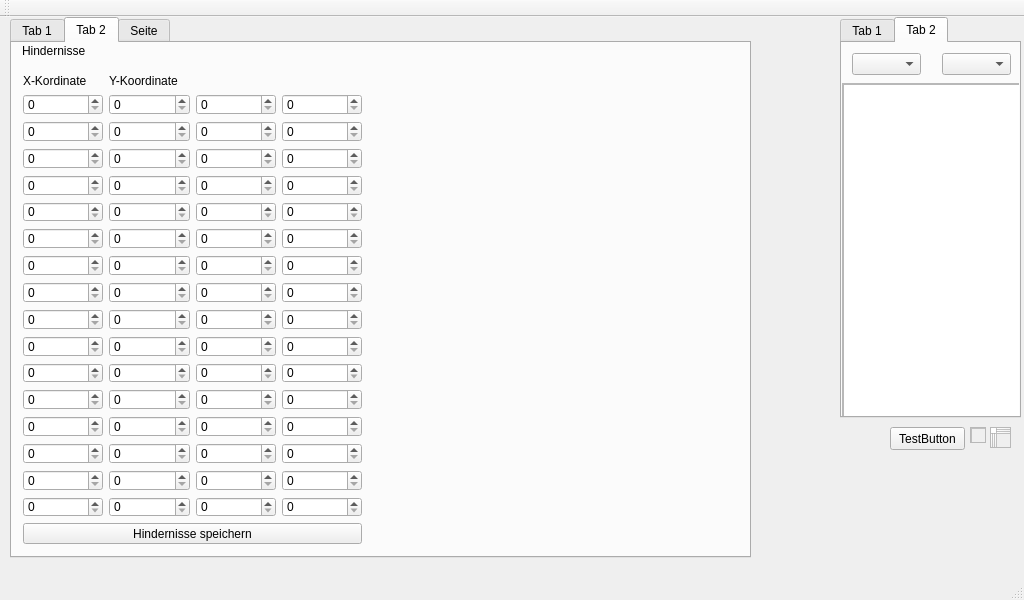
First picture: the form in mainwindow.ui, repository Koerner/Sturzflug-at-daedalus.ei.tum.de, before the edit.
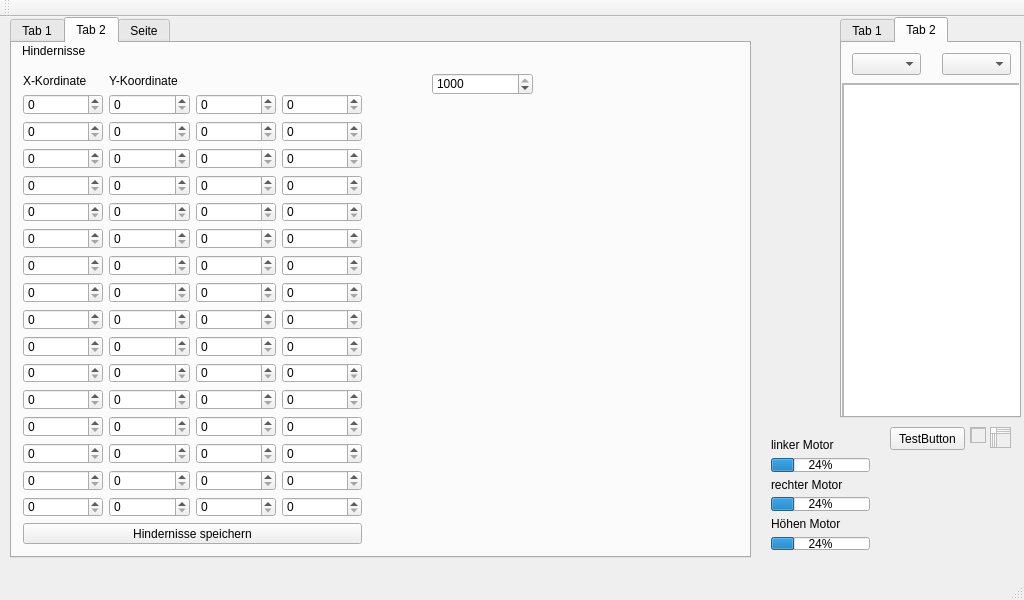
Second picture: the form after the edit.

What changed in the file:
```diff
--- a/mainwindow.ui
+++ b/mainwindow.ui
@@ -752,6 +752,25 @@
        <string>Hindernisse</string>
       </property>
      </widget>
+     <widget class="QSpinBox" name="refreshTime">
+      <property name="geometry">
+       <rect>
+        <x>420</x>
+        <y>30</y>
+        <width>101</width>
+        <height>22</height>
+       </rect>
+      </property>
+      <property name="minimum">
+       <number>100</number>
+      </property>
+      <property name="maximum">
+       <number>1000</number>
+      </property>
+      <property name="value">
+       <number>1000</number>
+      </property>
+     </widget>
     </widget>
     <widget class="QWidget" name="tab_7">
      <attribute name="title">
@@ -988,6 +1007,60 @@
      </widget>
     </widget>
    </widget>
+   <widget class="QWidget" name="verticalLayoutWidget">
+    <property name="geometry">
+     <rect>
+      <x>760</x>
+      <y>410</y>
+      <width>121</width>
+      <height>134</height>
+     </rect>
+    </property>
+    <layout class="QVBoxLayout" name="verticalLayout">
+     <item>
+      <widget class="QLabel" name="label_4">
+       <property name="text">
+        <string>linker Motor</string>
+       </property>
+      </widget>
+     </item>
+     <item>
+      <widget class="QProgressBar" name="MotorLinks">
+       <property name="value">
+        <number>24</number>
+       </property>
+      </widget>
+     </item>
+     <item>
+      <widget class="QLabel" name="label_8">
+       <property name="text">
+        <string>rechter Motor</string>
+       </property>
+      </widget>
+     </item>
+     <item>
+      <widget class="QProgressBar" name="MotorRechts">
+       <property name="value">
+        <number>24</number>
+       </property>
+      </widget>
+     </item>
+     <item>
+      <widget class="QLabel" name="label_9">
+       <property name="text">
+        <string>Höhen Motor</string>
+       </property>
+      </widget>
+     </item>
+     <item>
+      <widget class="QProgressBar" name="MotorHoehe">
+       <property name="value">
+        <number>24</number>
+       </property>
+      </widget>
+     </item>
+    </layout>
+   </widget>
   </widget>
   <widget class="QMenuBar" name="menuBar">
    <property name="geometry">
```
